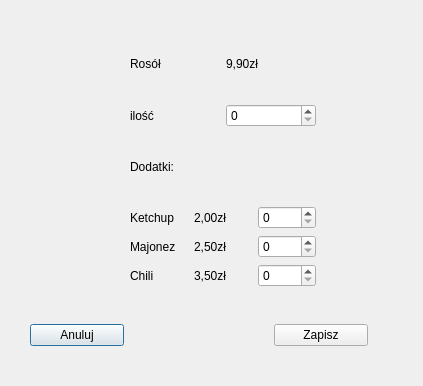
Before: the Qt Designer form ordering-food-app-2/produkt.ui in Gipsonek123/Ordering-food-app, drawn with Qt 5.
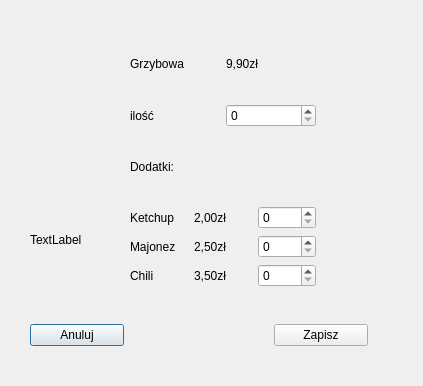
After: the same form once the commit is applied. The open tabs and pages were chosen to show the change.

Diff of the .ui file:
```diff
--- a/ordering-food-app-2/produkt.ui
+++ b/ordering-food-app-2/produkt.ui
@@ -389,7 +389,7 @@
         <item>
          <widget class="QLabel" name="name41">
           <property name="text">
-           <string>Rosół</string>
+           <string>Grzybowa</string>
           </property>
          </widget>
         </item>
@@ -488,6 +488,19 @@
       </item>
      </layout>
     </widget>
+    <widget class="QLabel" name="labelowska">
+     <property name="geometry">
+      <rect>
+       <x>30</x>
+       <y>220</y>
+       <width>63</width>
+       <height>20</height>
+      </rect>
+     </property>
+     <property name="text">
+      <string>TextLabel</string>
+     </property>
+    </widget>
    </widget>
    <widget class="QWidget" name="page_5">
     <widget class="QWidget" name="layoutWidget_6">
```
Left out of the diff: 2 changed lines with no effect on the pictures.
